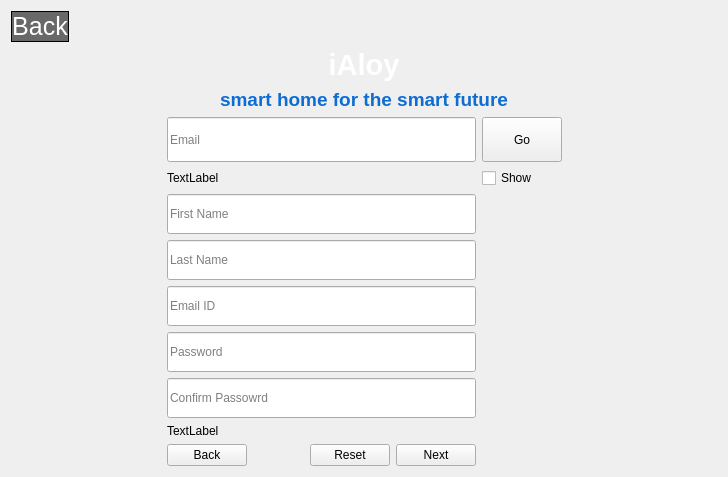
arghyabi/iAloy_old_desktop_app, file resource/ui/mainwindow.ui: the form before one commit.
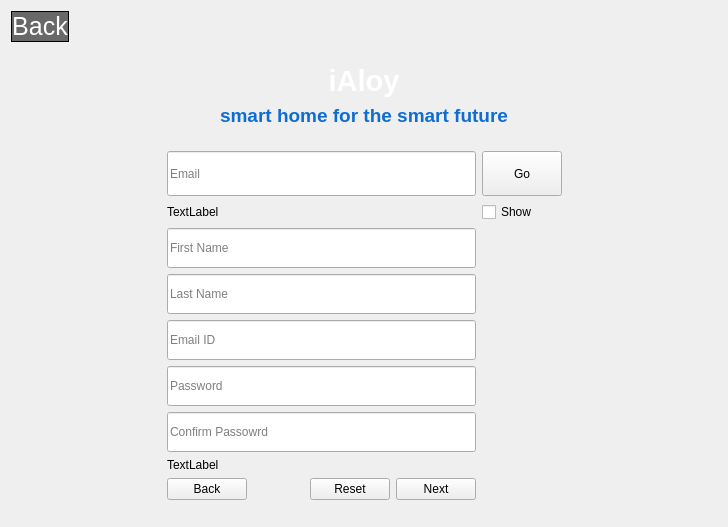
The form after the commit.

Commit message: Email pattern, show or hide password button added Checking email is right formatted or not, show or hide password checkbox added.

The edit to the form file:
```diff
--- a/resource/ui/mainwindow.ui
+++ b/resource/ui/mainwindow.ui
@@ -7,7 +7,7 @@
     <x>0</x>
     <y>0</y>
     <width>728</width>
-    <height>472</height>
+    <height>527</height>
    </rect>
   </property>
   <property name="windowTitle">
```
Left out of the diff: 14 changed lines with no effect on the pictures. The commit also changes 3 other files.
